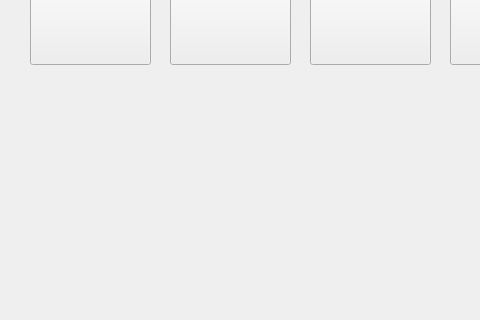
This is mainwindow.ui in Alerodcas/ProjectMemoryGame as Qt 5 draws it before an edit; both pictures show x 0 to 480 and y 636 to 956 of the 1142 by 956 pixel window. The edited form follows.
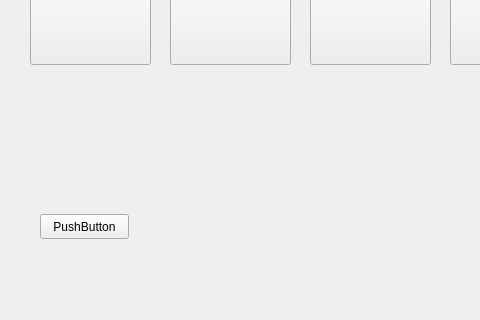
This is the edited form.

```diff
--- a/mainwindow.ui
+++ b/mainwindow.ui
@@ -597,6 +597,19 @@
      </size>
     </property>
    </widget>
+   <widget class="QPushButton" name="pushButton_31">
+    <property name="geometry">
+     <rect>
+      <x>40</x>
+      <y>850</y>
+      <width>89</width>
+      <height>25</height>
+     </rect>
+    </property>
+    <property name="text">
+     <string>PushButton</string>
+    </property>
+   </widget>
   </widget>
   <widget class="QMenuBar" name="menubar">
    <property name="geometry">
```
